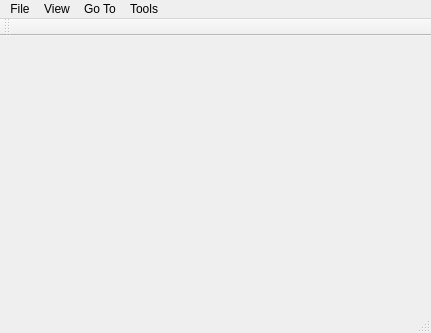
Above: PdfForQtViewer/pdfviewermainwindow.ui from JakubMelka/PDF4QT before the change. Below: the same form after it.
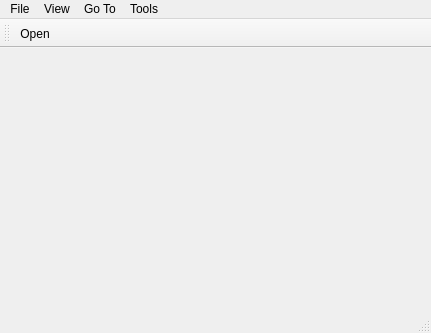
That is the form after the change. Icons and pictures are not drawn.

The edit to the form file:
```diff
--- a/PdfForQtViewer/pdfviewermainwindow.ui
+++ b/PdfForQtViewer/pdfviewermainwindow.ui
@@ -83,6 +83,7 @@
    <attribute name="toolBarBreak">
     <bool>false</bool>
    </attribute>
+   <addaction name="actionOpen"/>
   </widget>
   <widget class="QStatusBar" name="statusBar"/>
   <action name="actionOpen">
```
Left out of the diff: 41 changed lines with no effect on the pictures.
